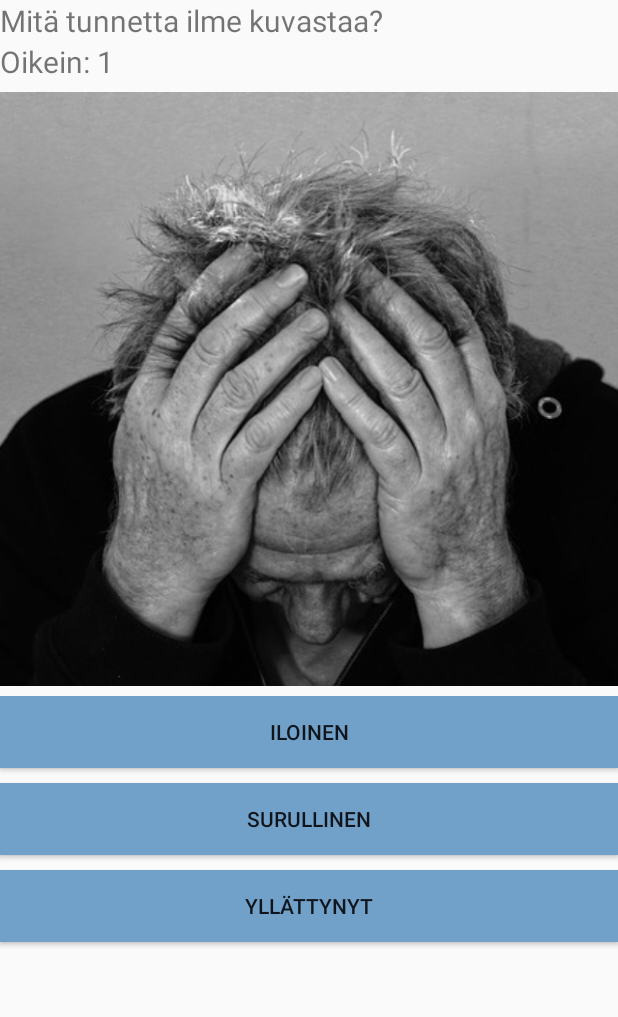
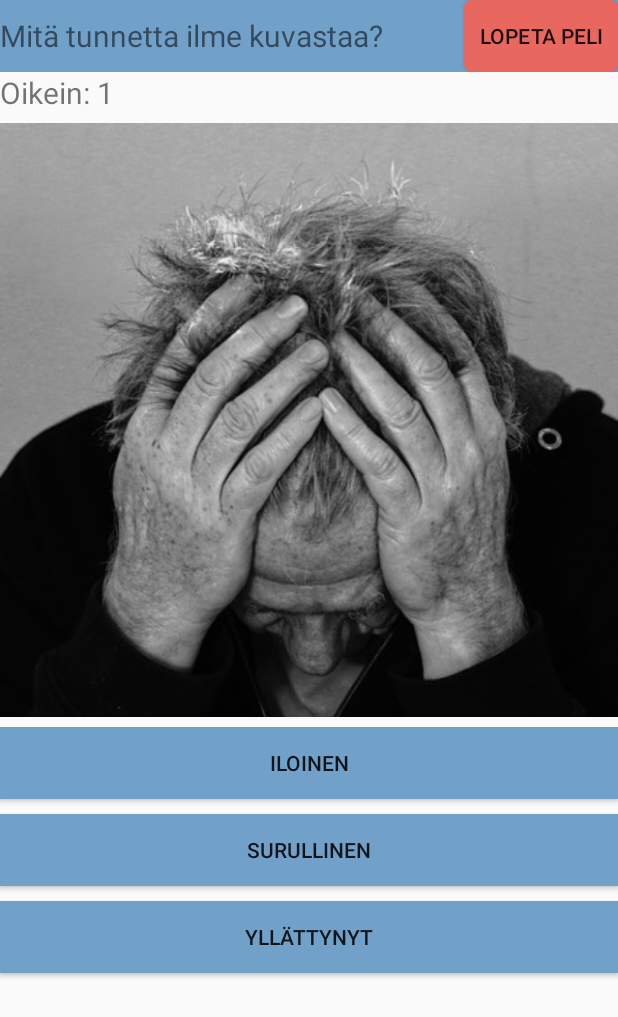
Before and after one commit to Malitsu/projectparsta, an Android app: the Game screen opened directly, with no data from a screen before it, on a phone screen of 412 x 824 dp. Shown: the top 1017 px of the screen. Run offline under Robolectric (Android 15) with nearby library versions, the phone set to English and light mode, and no system bars.

Commit message:
Style buttons and app bar.

```diff
--- a/app/src/main/java/fi/tuni/parsta/Game.java
+++ b/app/src/main/java/fi/tuni/parsta/Game.java
@@ -235,4 +235,9 @@ public class Game extends AppCompatActivity {
         finish();
     }
 
+    public void quitGame(View v){
+        Intent mainIntent = new Intent(getApplication(), MainActivity.class);
+        startActivity(mainIntent);
+    }
+
 }
--- /dev/null
+++ b/app/src/main/res/drawable/quit_button.xml
@@ -0,0 +1,9 @@
+<?xml version="1.0" encoding="utf-8"?>
+<selector xmlns:android="http://schemas.android.com/apk/res/android" >
+    <item >
+        <shape xmlns:android="http://schemas.android.com/apk/res/android">
+            <solid android:color="#E8685F"/>
+            <corners android:radius="5dip" />
+        </shape>
+    </item>
+</selector>
--- a/app/src/main/res/layout/activity_game.xml
+++ b/app/src/main/res/layout/activity_game.xml
@@ -4,11 +4,27 @@
     android:layout_height="match_parent"
     android:orientation="vertical">
 
+    <RelativeLayout
+        android:layout_width="fill_parent"
+        android:layout_height="wrap_content"
+        android:background="@color/colorPrimary">
     <TextView
-        android:layout_width="match_parent"
+        android:paddingTop="10dp"
+        android:layout_width="wrap_content"
         android:layout_height="wrap_content"
         android:textSize="20sp"
+        android:layout_alignParentLeft="true"
         android:text="Mitä tunnetta ilme kuvastaa?"/>
+        <Button
+            android:layout_width="wrap_content"
+            android:layout_height="wrap_content"
+            android:paddingLeft="10dp"
+            android:paddingRight="10dp"
+            android:background="@drawable/quit_button"
+            android:onClick="quitGame"
+            android:layout_alignParentRight="true"
+            android:text="Lopeta peli"/>
+    </RelativeLayout>
     <TextView
         android:layout_width="match_parent"
         android:layout_height="wrap_content"
--- a/app/src/main/res/values/colors.xml
+++ b/app/src/main/res/values/colors.xml
@@ -1,6 +1,7 @@
 <?xml version="1.0" encoding="utf-8"?>
 <resources>
     <color name="colorPrimary">#71A0C9</color>
-    <color name="colorPrimaryDark">#71A0C9</color>
+    <color name="colorPrimaryDark">#5F87A8</color>
     <color name="colorAccent">#03DAC5</color>
+    <color name="quitBtn">#E8685F</color>
 </resources>
```
Also changed, not shown: app/src/main/res/layout/activity_answer.xml (+16 -0 lines).
